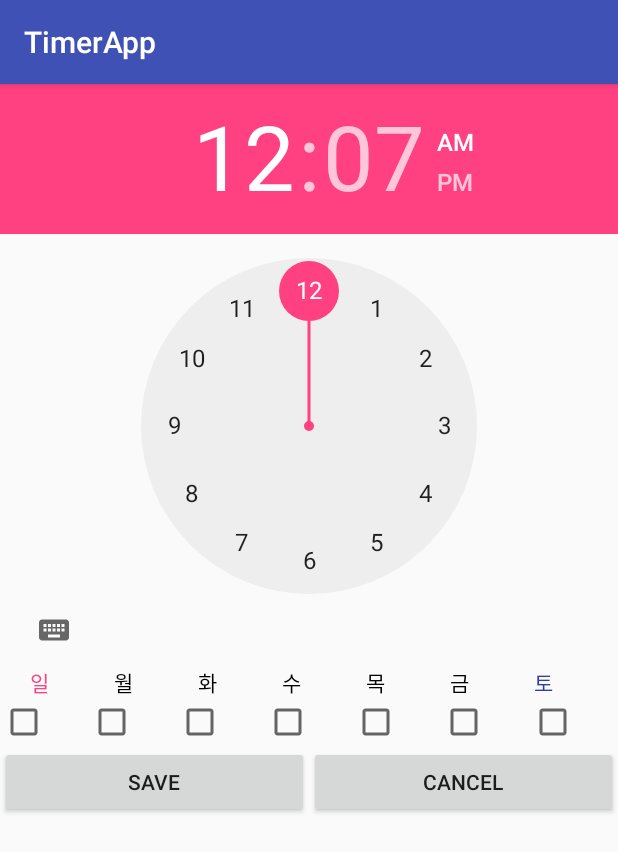
After one commit to seunghyun0209/AlarmApplication, an Android app: the SelectTimerActivity screen opened directly, with no data from a screen before it, on a phone screen of 412 x 824 dp. The commit adds this screen. Shown: the top 852 px of the screen. Run offline under Robolectric (Android 15) with nearby library versions, the phone set to English and light mode, and no system bars.

Commit message:
Timer List & Setting 엑티비티구성 완료 그러나 settingTimer에서 값이 넘어오지 않는 오류를 수정해야함. 요일설정하는기능 추가해야함. 알람울리는 서비스 기능 추가해야함

```diff
--- a/MyApplication/app/src/main/AndroidManifest.xml
+++ b/MyApplication/app/src/main/AndroidManifest.xml
@@ -15,6 +15,8 @@
                 <category android:name="android.intent.category.LAUNCHER" />
             </intent-filter>
         </activity>
+
+        <activity android:name=".SelectTimerActivity"></activity>
     </application>
 
 </manifest>
--- /dev/null
+++ b/MyApplication/app/src/main/java/com/example/song/timerapp/SelectTimerActivity.java
@@ -0,0 +1,52 @@
+package com.example.song.timerapp;
+
+import android.content.Intent;
+import android.os.Bundle;
+import android.support.v7.app.AppCompatActivity;
+import android.view.View;
+import android.widget.Button;
+import android.widget.TimePicker;
+import android.widget.Toast;
+
+/**
+ * Created by Song on 2017-03-09.
+ */
+
+public class SelectTimerActivity extends AppCompatActivity{
+
+    TimePicker tp;
+    Button Savebt;
+    int Time;
+    int min;
+
+    @Override
+    protected void onCreate(Bundle savedInstanceState) {
+        super.onCreate(savedInstanceState);
+        setContentView(R.layout.select_timer);
+        final Intent intent = new Intent();
+        tp = (TimePicker) findViewById(R.id.timePicker);
+        Savebt = (Button) findViewById(R.id.Savebt);
+
+        tp.setOnTimeChangedListener(new TimePicker.OnTimeChangedListener() {
+            @Override
+            public void onTimeChanged(TimePicker view, int hourOfDay, int minute) {
+                Time = hourOfDay;
+                min = minute;
+                Toast.makeText(SelectTimerActivity.this, ""+hourOfDay+ " : " +minute, Toast.LENGTH_SHORT).show();
+            }
+        });
+
+        Savebt.setOnClickListener(new View.OnClickListener() {
+            @Override
+            public void onClick(View v) {
+                intent.putExtra("Time", Time);
+                intent.putExtra("Min", min);
+                setResult(RESULT_OK,intent);
+                finish();
+            }
+        });
+
+
+
+    }
+}
--- /dev/null
+++ b/MyApplication/app/src/main/res/layout/select_timer.xml
@@ -0,0 +1,139 @@
+<?xml version="1.0" encoding="utf-8"?>
+<LinearLayout xmlns:android="http://schemas.android.com/apk/res/android"
+    android:orientation="vertical" android:layout_width="match_parent"
+    android:layout_height="match_parent">
+
+    <TimePicker
+        android:layout_width="match_parent"
+        android:layout_height="wrap_content"
+        android:id="@+id/timePicker" />
+
+
+    <LinearLayout
+        android:layout_width="match_parent"
+        android:layout_height="wrap_content"
+        android:orientation="horizontal">
+
+        <TextView
+            android:layout_width="wrap_content"
+            android:layout_height="match_parent"
+            android:textColor="@color/colorAccent"
+            android:layout_weight="1"
+            android:layout_marginLeft="20dp"
+            android:text="일"/>
+
+
+        <TextView
+            android:layout_width="wrap_content"
+            android:layout_height="match_parent"
+            android:textColor="@android:color/background_dark"
+            android:layout_weight="1"
+            android:text="월"/>
+
+        <TextView
+            android:layout_width="wrap_content"
+            android:layout_height="match_parent"
+            android:textColor="@android:color/background_dark"
+            android:layout_weight="1"
+            android:text="화"/>
+
+        <TextView
+            android:layout_width="wrap_content"
+            android:layout_height="match_parent"
+            android:textColor="@android:color/background_dark"
+            android:layout_weight="1"
+            android:text="수"/>
+
+        <TextView
+            android:layout_width="wrap_content"
+            android:layout_height="match_parent"
+            android:textColor="@android:color/background_dark"
+            android:layout_weight="1"
+            android:text="목"/>
+
+        <TextView
+            android:layout_width="wrap_content"
+            android:layout_height="match_parent"
+            android:textColor="@android:color/background_dark"
+            android:layout_weight="1"
+            android:text="금"/>
+
+        <TextView
+            android:layout_width="wrap_content"
+            android:layout_height="match_parent"
+            android:layout_weight="1"
+            android:text="토"
+            android:textColor="@color/colorPrimaryDark" />
+
+    </LinearLayout>
+
+    <LinearLayout
+        android:layout_width="match_parent"
+        android:layout_height="wrap_content"
+        android:orientation="horizontal">
+
+        <CheckBox
+            android:layout_width="wrap_content"
+            android:layout_height="wrap_content"
+            android:layout_weight="1"
+            android:id="@+id/CheckSun" />
+
+        <CheckBox
+            android:layout_width="wrap_content"
+            android:layout_height="wrap_content"
+            android:layout_weight="1"
+            android:id="@+id/CheckMon" />
+
+        <CheckBox
+            android:layout_width="wrap_content"
+            android:layout_height="wrap_content"
+            android:layout_weight="1"
+            android:id="@+id/CheckTue" />
+
+        <CheckBox
+            android:layout_width="wrap_content"
+            android:layout_height="wrap_content"
+            android:layout_weight="1"
+            android:id="@+id/CheckWed" />
+
+        <CheckBox
+            android:layout_width="wrap_content"
+            android:layout_height="wrap_content"
+            android:layout_weight="1"
+            android:id="@+id/CheckThur" />
+
+        <CheckBox
+            android:layout_width="wrap_content"
+            android:layout_height="wrap_content"
+            android:layout_weight="1"
+            android:id="@+id/CheckFri" />
+
+        <CheckBox
+            android:layout_width="wrap_content"
+            android:layout_height="wrap_content"
+            android:layout_weight="1"
+            android:id="@+id/CheckSat" />
+
+    </LinearLayout>
+
+
+    <LinearLayout
+        android:layout_width="match_parent"
+        android:layout_height="wrap_content"
+        android:orientation="horizontal">
+        <Button
+            android:text="Save"
+            android:layout_width="match_parent"
+            android:layout_height="wrap_content"
+            android:layout_weight="1"
+            android:id="@+id/Savebt" />
+
+        <Button
+            android:text="Cancel"
+            android:layout_width="match_parent"
+            android:layout_height="wrap_content"
+            android:layout_weight="1"
+            android:id="@+id/Cancelbt" />
+    </LinearLayout>
+
+</LinearLayout>
--- a/MyApplication/app/src/main/res/values/colors.xml
+++ b/MyApplication/app/src/main/res/values/colors.xml
@@ -1,6 +1,6 @@
 <?xml version="1.0" encoding="utf-8"?>
 <resources>
     <color name="colorPrimary">#3F51B5</color>
-    <color name="colorPrimaryDark">#303F9F</color>
+    <color name="colorPrimaryDark">#303f9f</color>
     <color name="colorAccent">#FF4081</color>
 </resources>
```
Also changed, not shown: MyApplication/app/src/main/java/com/example/song/timerapp/CheckableLinearLayout.java (added, +51 -0 lines), MyApplication/app/src/main/java/com/example/song/timerapp/ListViewAdapter.java (added, +86 -0 lines), MyApplication/app/src/main/java/com/example/song/timerapp/ListViewItem.java (added, +44 -0 lines), MyApplication/app/src/main/java/com/example/song/timerapp/Timer_Main.java (+91 -0 lines), MyApplication/app/src/main/res/layout/activity_timer__main.xml (+35 -9 lines), MyApplication/app/src/main/res/layout/list_layout.xml (added, +46 -0 lines).
